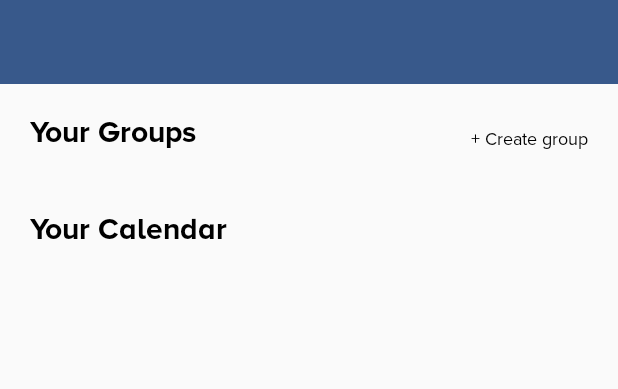
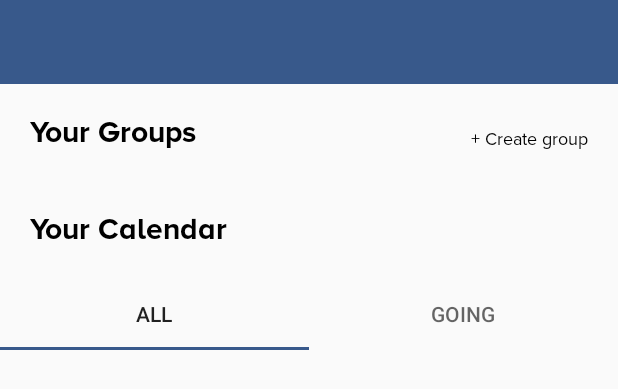
Before and after one commit to DariusChoo/MAPP, an Android app: the layout fragment_group.xml on its own in the app's theme, with its tools: preview values and no code run, on a phone screen of 412 x 824 dp. Shown: the top 389 px of the screen. Run offline under Robolectric (Android 15) with nearby library versions, the phone set to English and light mode, and no system bars.

Commit message:
Update fragment_group.xml
Added a tablayout

```diff
--- a/MAPP_Assignment/MAPP_Assignment/app/src/main/java/com/example/mapp_assignment/GroupFragment.java
+++ b/MAPP_Assignment/MAPP_Assignment/app/src/main/java/com/example/mapp_assignment/GroupFragment.java
@@ -44,6 +44,7 @@ public class GroupFragment extends Fragment {
     private void getImages(){
         Log.d(TAG, "initImageBitmaps: preparing bitmaps.");
 
+        //mImageUrls.add("https://c1.staticflickr.com/5/4636/25316407448_de5fbf183d_o.jpg");
         mImageUrls.add("https://c1.staticflickr.com/5/4636/25316407448_de5fbf183d_o.jpg");
         mNames.add("Cat Gang Lovers");
 
--- a/MAPP_Assignment/MAPP_Assignment/app/src/main/res/layout/fragment_group.xml
+++ b/MAPP_Assignment/MAPP_Assignment/app/src/main/res/layout/fragment_group.xml
@@ -80,7 +80,25 @@
             android:text="Your Calendar"
             android:textColor="#000"
             android:textSize="20sp" />
-
     </RelativeLayout>
 
+    <com.google.android.material.tabs.TabLayout
+        android:layout_width="match_parent"
+        android:layout_height="wrap_content"
+        android:layout_below="@+id/your_calendar_layout"
+        app:tabIndicatorColor="#38598b">
+
+        <com.google.android.material.tabs.TabItem
+            android:layout_width="wrap_content"
+            android:layout_height="wrap_content"
+            android:fontFamily="@font/proxima_thin"
+            android:text="ALL"/>
+        <com.google.android.material.tabs.TabItem
+            android:layout_width="wrap_content"
+            android:layout_height="wrap_content"
+            android:fontFamily="@font/proxima_thin"
+            android:text="GOING"/>
+
+    </com.google.android.material.tabs.TabLayout>
+
 </RelativeLayout>
```
Also changed, not shown: MAPP_Assignment/MAPP_Assignment/app/src/main/res/drawable/text_view_black_gradient.xml (added, +9 -0 lines), MAPP_Assignment/MAPP_Assignment/app/src/main/res/layout/group_your_group_layout.xml (+5 -4 lines).
